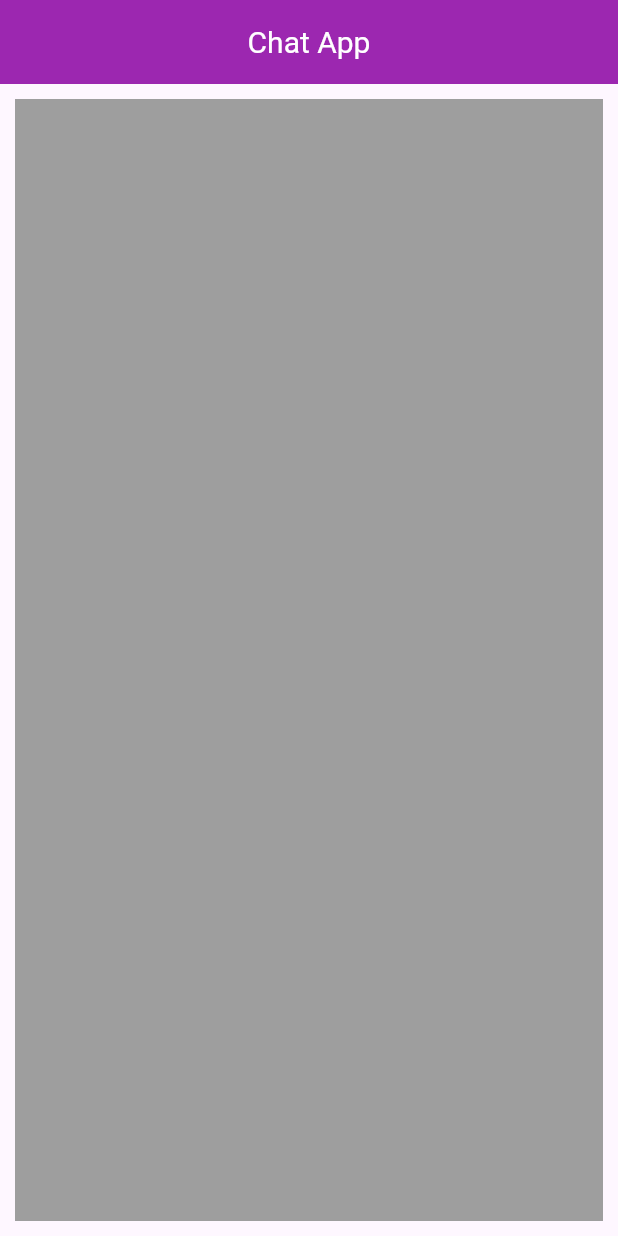
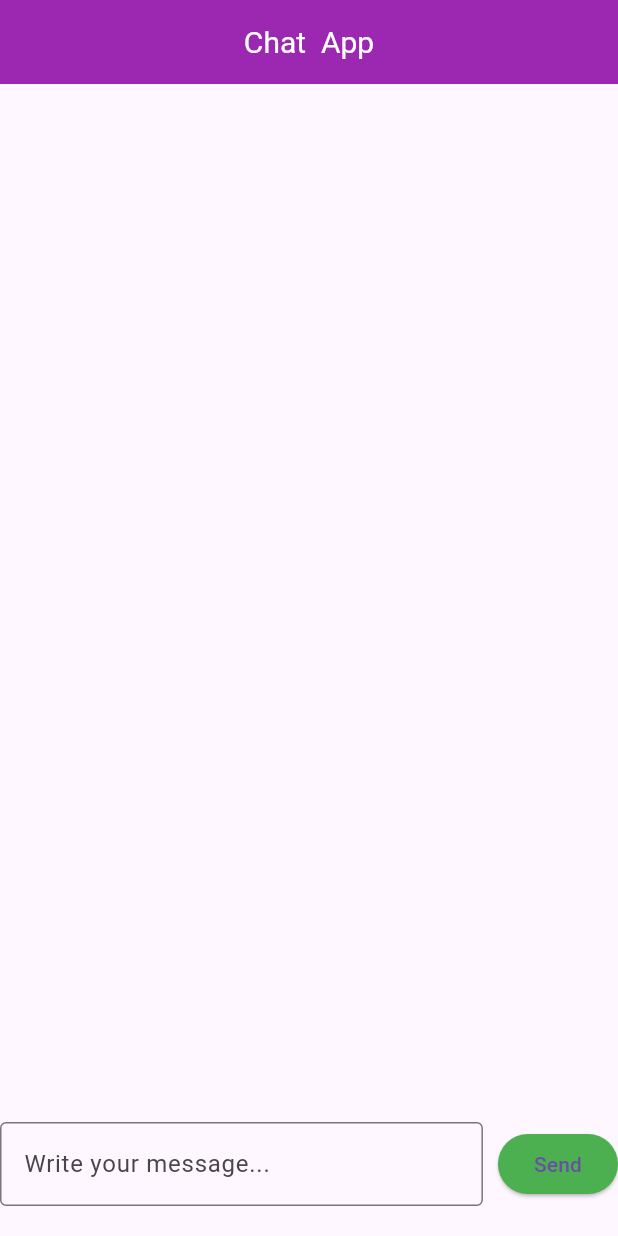
Before and after one commit to Majok-Bol/chat_app, a Flutter app: the screen it shows after launch, on a phone screen of 412 x 824 dp. Run offline on Flutter 3.47's test engine with Material 3 defaults, Android fonts, the phone set to English and light mode, and no system bars.

Commit message:
aligned items to bottom center

```diff
--- a/lib/main.dart
+++ b/lib/main.dart
@@ -35,13 +35,33 @@ class ChatListState extends State<ChatList>{
     });
   }
   @override
-  Widget build(BuildContext){
+  Widget build(BuildContext context){
     return Scaffold(
-      appBar: AppBar(title: Text('Chat App',style: TextStyle(color: Colors.white,fontSize: 20),),centerTitle: true,backgroundColor: Colors.purple,),
-      body: Container(
-        padding:EdgeInsets.all(10),
-        margin: EdgeInsets.all(10),
-        color: Colors.grey,
+      appBar: AppBar(title: Text('Chat  App',style: TextStyle(color: Colors.white,fontSize: 20),),centerTitle: true,backgroundColor: Colors.purple,),
+      body:Align(
+      alignment: Alignment.bottomCenter,
+        // color: Colors.grey,
+        child: Column(
+          mainAxisSize: MainAxisSize.min,
+          children: [
+            Row(children: [
+              Expanded(child:
+              TextField(
+                controller: chatController,
+                decoration: InputDecoration(
+                    border: OutlineInputBorder(),
+                    hintText: 'Write your message...'
+                ),
+              ),
+              ),
+              SizedBox(width: 10,),
+              SizedBox(child: ElevatedButton(onPressed:addChat,style: ElevatedButton.styleFrom(backgroundColor: Colors.green), child: Text('Send')),),
+            ],),
+            Padding(padding: EdgeInsets.all(10),),
+            ],),
+
+
+
       ),
     );
 
```
